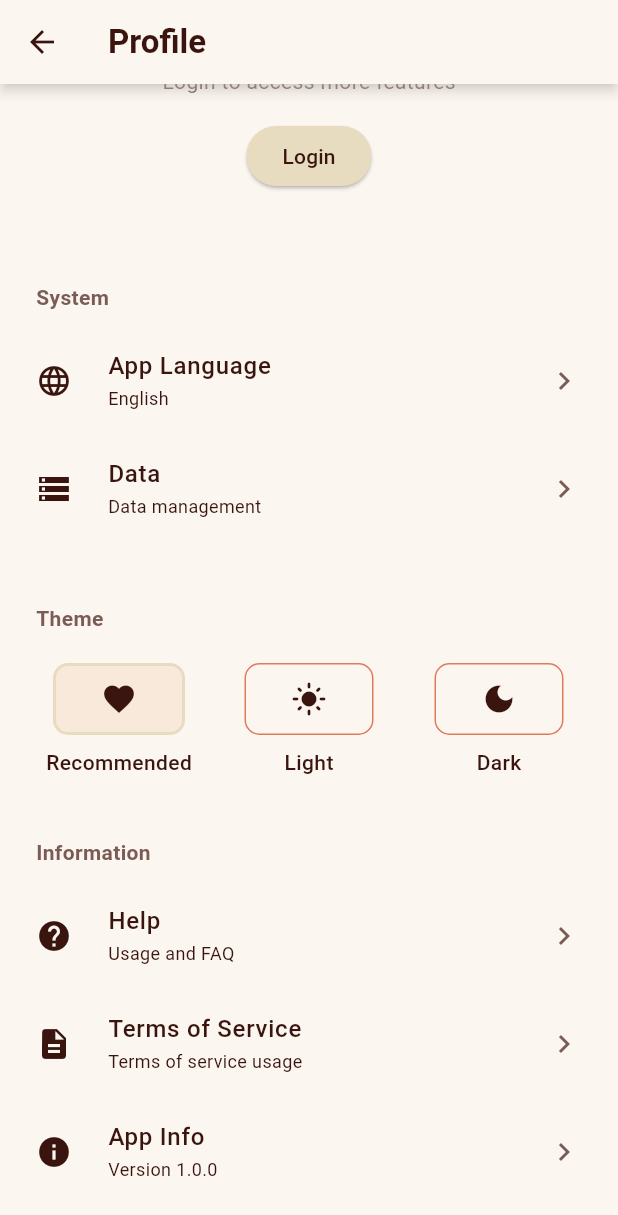
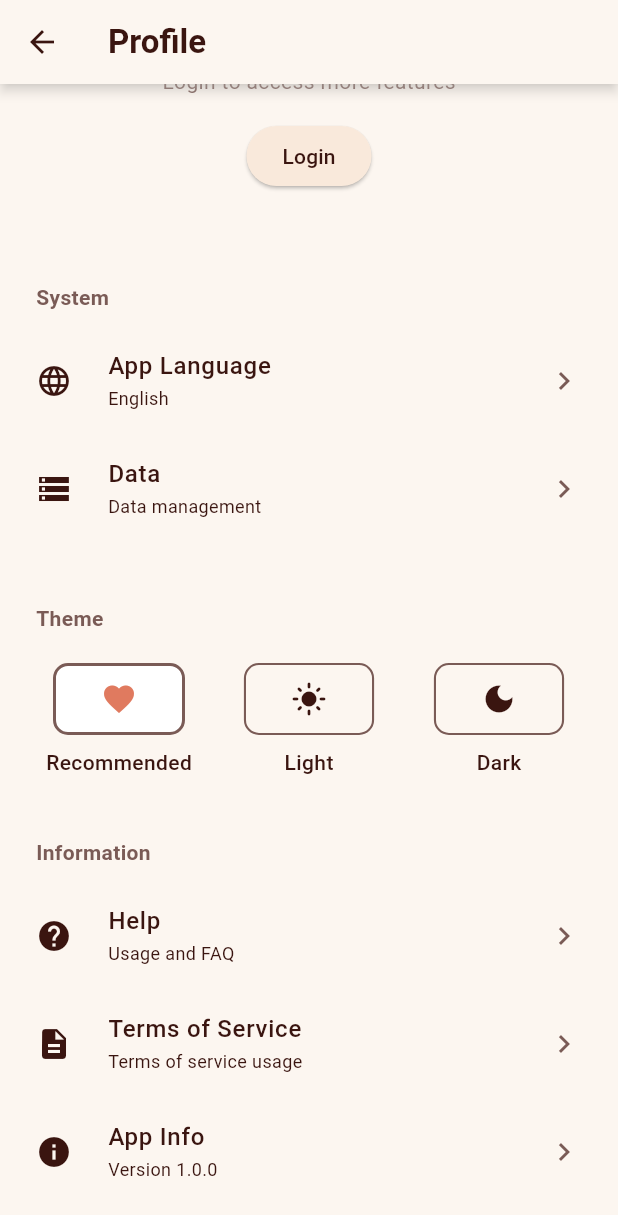
Before and after one commit to barryahn/AI-Dictionary, a Flutter app: the ProfileScreen screen opened directly, scrolled down 181 dp, on a phone screen of 412 x 824 dp. Shown: the top 1215 px of the screen. Run offline on Flutter 3.47's test engine with Material 3 defaults, Android fonts, the phone set to English and light mode, and no system bars; our stand-ins replace cloud_firestore, dropdown_button2, firebase_auth, firebase_core, firebase_crashlytics, flutter_dotenv and 6 more; missing offline and left inert: dart_openai, flutter_langdetect, google_mlkit_language_id, gpt_markdown; accounts and stored records are empty.

Commit message:
Update color theme for PROFILE SCREEN

```diff
--- a/lib/profile_screen.dart
+++ b/lib/profile_screen.dart
@@ -84,7 +84,7 @@ class _ProfileScreenState extends State<ProfileScreen> {
                 width: 80,
                 height: 80,
                 decoration: BoxDecoration(
-                  color: colors.accent,
+                  color: colors.light,
                   shape: BoxShape.circle,
                 ),
                 child:
@@ -169,7 +169,7 @@ class _ProfileScreenState extends State<ProfileScreen> {
                     _showLoginDialog(loc);
                   },
                   style: ElevatedButton.styleFrom(
-                    backgroundColor: colors.accent,
+                    backgroundColor: colors.light,
                     foregroundColor: colors.text,
                     shape: RoundedRectangleBorder(
                       borderRadius: BorderRadius.circular(20),
@@ -404,12 +404,14 @@ class _ProfileScreenState extends State<ProfileScreen> {
             decoration: BoxDecoration(
               borderRadius: BorderRadius.circular(10),
               border: Border.all(
-                color: isSelected ? colors.accent : colors.primary,
-                width: isSelected ? 2 : 1,
+                color: isSelected ? colors.textLight : colors.textLight,
+                width: isSelected ? 2 : 1.4,
               ),
-              color: isSelected ? colors.light : Colors.transparent,
+              color: isSelected ? colors.white : Colors.transparent,
             ),
-            child: Icon(icon, color: colors.text, size: 24),
+            child: isSelected
+                ? Icon(icon, color: colors.primary, size: 24)
+                : Icon(icon, color: colors.text, size: 24),
           ),
           const SizedBox(height: 8),
           Text(
```
